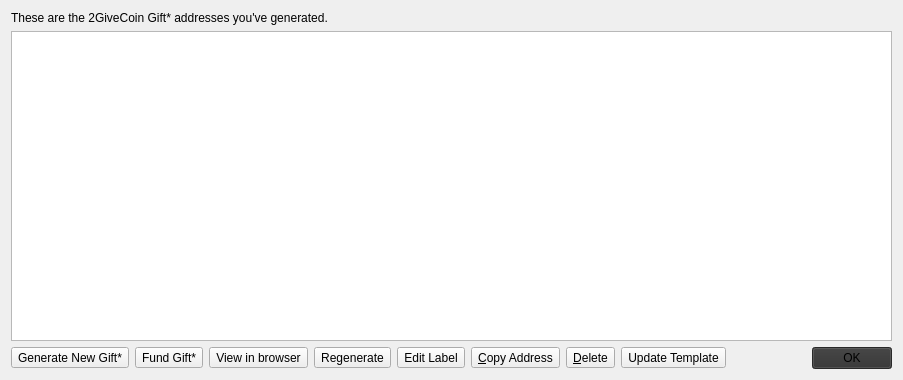
Above: src/qt/forms/giftcardpage.ui from LittleDuke/2GIVE before the change. Below: the same form after it.
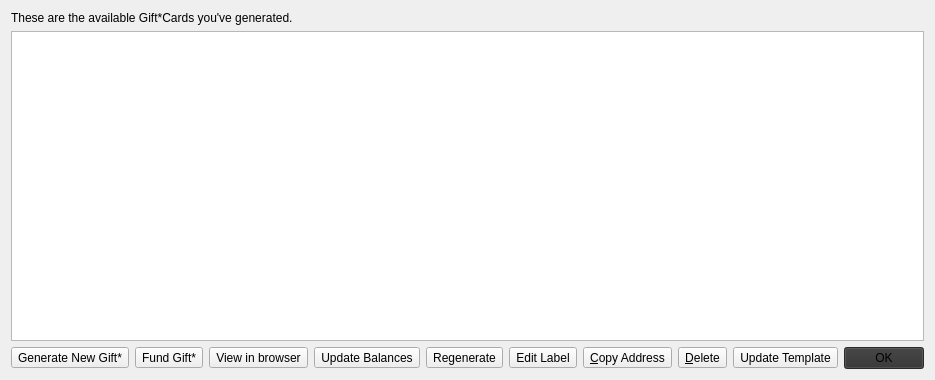
That is the form after the change. Icons and pictures are not drawn.

Commit message: Gift*Card date and balance columns.  Updatable balances

```diff
--- a/src/qt/forms/giftcardpage.ui
+++ b/src/qt/forms/giftcardpage.ui
@@ -17,7 +17,7 @@
    <item>
     <widget class="QLabel" name="labelExplanation">
      <property name="text">
-      <string>These are the 2GiveCoin Gift* addresses you've generated.</string>
+      <string>These are the available Gift*Cards you've generated.</string>
      </property>
      <property name="textFormat">
       <enum>Qt::PlainText</enum>
@@ -88,6 +88,13 @@
        </property>
       </widget>
      </item>
+     <item>
+      <widget class="QToolButton" name="balanceButton">
+       <property name="text">
+        <string>Update Balances</string>
+       </property>
+      </widget>
+     </item>
      <item>
       <widget class="QToolButton" name="regenerateButton">
        <property name="text">
```
The commit also changes 9 other files.
